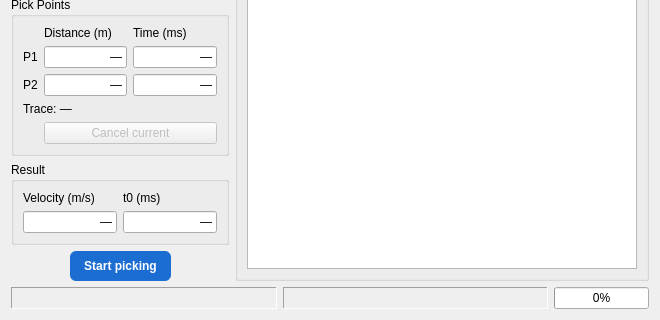
wangweiwei104/SeiSee, file SeiSeeMp/velocitydialog.ui: the form before one commit; both pictures show x 0 to 660 and y 232 to 552 of the 660 by 552 pixel window.
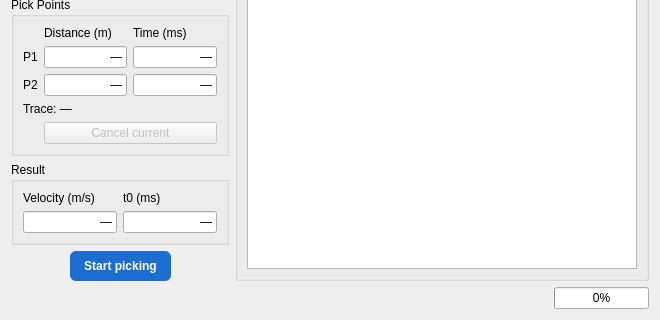
The form after the commit. Icons and pictures are not drawn. Custom widgets are drawn as their Qt base class.

```diff
--- a/SeiSeeMp/velocitydialog.ui
+++ b/SeiSeeMp/velocitydialog.ui
@@ -728,7 +728,7 @@
      <item>
       <widget class="QLabel" name="fileInfo">
        <property name="frameShape">
-        <enum>QFrame::Panel</enum>
+        <enum>QFrame::NoFrame</enum>
        </property>
        <property name="frameShadow">
         <enum>QFrame::Sunken</enum>
@@ -741,7 +741,7 @@
      <item>
       <widget class="QLabel" name="velocityStatus">
        <property name="frameShape">
-        <enum>QFrame::Panel</enum>
+        <enum>QFrame::NoFrame</enum>
        </property>
        <property name="frameShadow">
         <enum>QFrame::Sunken</enum>
```
